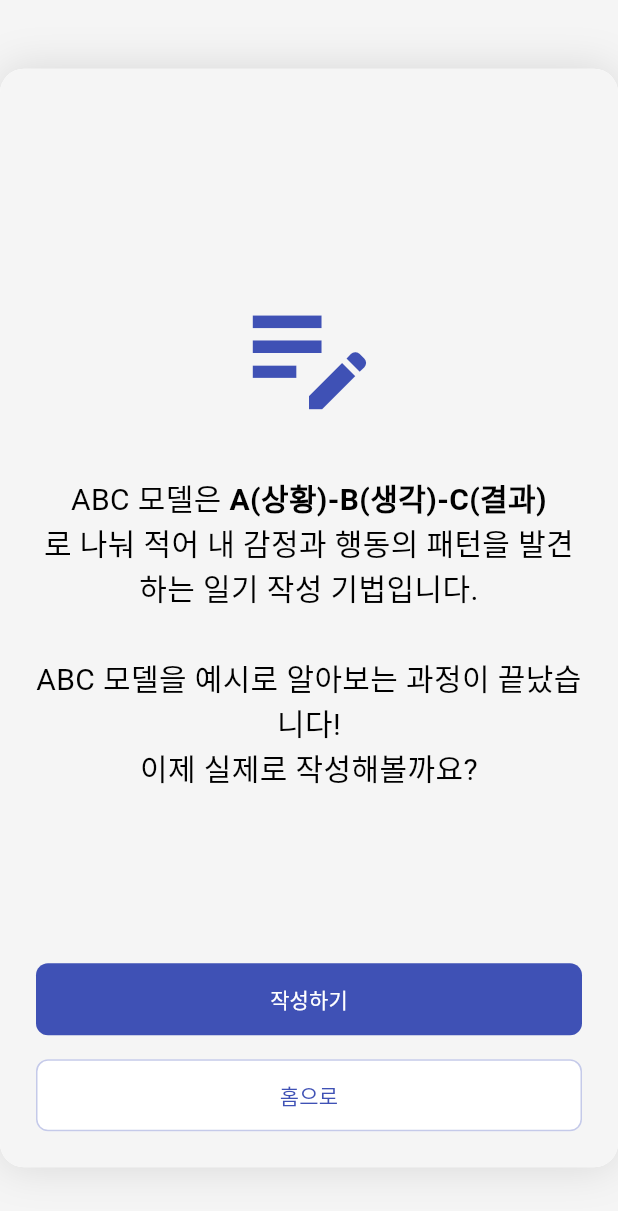
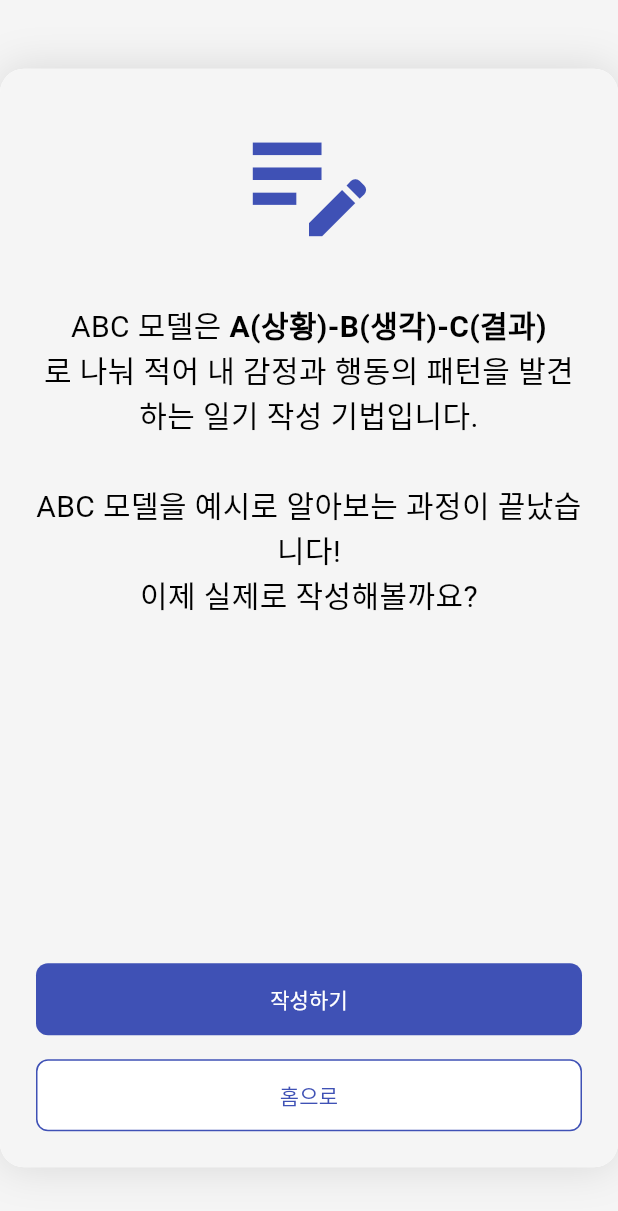
Before and after one commit to mindriumapp-sketch/chi_exp, a Flutter app: the AbcRealStartScreen screen opened directly, on a phone screen of 412 x 824 dp. Shown: the top 1211 px of the screen. Run offline on Flutter 3.47's test engine with Material 3 defaults, Android fonts, the phone set to English and light mode, and no system bars; our stand-ins replace cloud_firestore, firebase_auth, firebase_core, flutter_local_notifications, flutter_map, geocoding and 6 more; missing offline and left inert: geofence_service; accounts and stored records are empty.

Commit message:
layout_updated

```diff
--- a/lib/features/2nd_treatment/abc_input_screen_text.dart
+++ b/lib/features/2nd_treatment/abc_input_screen_text.dart
@@ -302,7 +302,7 @@ final TextEditingController _textDiaryController = TextEditingController();
             ),
         ),
         bottomNavigationBar: Padding(
-          padding: const EdgeInsets.fromLTRB(24, 0, 24, 24),
+          padding: const EdgeInsets.all(16),
           child: NavigationButtons(
             leftLabel: '이전',
             rightLabel: _currentStep < 2
--- a/lib/features/2nd_treatment/abc_real_start_screen.dart
+++ b/lib/features/2nd_treatment/abc_real_start_screen.dart
@@ -14,23 +14,24 @@ class AbcRealStartScreen extends StatelessWidget {
     return AspectViewport(
       aspect: 9 / 16,
       background: Colors.grey.shade100,
-        child:Scaffold(
+      child: Scaffold(
         backgroundColor: Colors.grey.shade100,
         body: SafeArea(
-        child: Padding(
-          padding: const EdgeInsets.all(24.0),
+          child: LayoutBuilder(
+            builder: (context, constraints) {
+              return Stack(
+                children: [
+                  // Scrollable content
+                  SingleChildScrollView(
+                    padding: const EdgeInsets.fromLTRB(24, 24, 24, 148), // space for fixed buttons
+                    child: ConstrainedBox(
+                      constraints: BoxConstraints(minHeight: constraints.maxHeight),
                       child: Column(
-            mainAxisAlignment: MainAxisAlignment.spaceBetween,
                         crossAxisAlignment: CrossAxisAlignment.stretch,
-            children: [
-              Expanded(
-                child: Column(
-                  mainAxisAlignment: MainAxisAlignment.center,
-                  crossAxisAlignment: CrossAxisAlignment.stretch,
-                  children: [
-                    const Icon(Icons.edit_note, size: 100, color: AppColors.indigo),
-                    const SizedBox(height: 32),
-                    const Text.rich(
+                        children: const [
+                          Icon(Icons.edit_note, size: 100, color: AppColors.indigo),
+                          SizedBox(height: 32),
+                          Text.rich(
                             TextSpan(
                               style: TextStyle(fontSize: 20, color: Colors.black),
                               children: [
@@ -41,7 +42,7 @@ class AbcRealStartScreen extends StatelessWidget {
                             ),
                             textAlign: TextAlign.center,
                           ),
-                    const Text(
+                          Text(
                             'ABC 모델을 예시로 알아보는 과정이 끝났습니다!\n이제 실제로 작성해볼까요?',
                             style: TextStyle(
                               fontSize: 20,
@@ -52,7 +53,14 @@ class AbcRealStartScreen extends StatelessWidget {
                         ],
                       ),
                     ),
-              Column(
+                  ),
+
+                  // Fixed bottom buttons
+                  Positioned(
+                    left: 24,
+                    right: 24,
+                    bottom: 24,
+                    child: Column(
                       crossAxisAlignment: CrossAxisAlignment.stretch,
                       children: [
                         SizedBox(
@@ -118,20 +126,23 @@ class AbcRealStartScreen extends StatelessWidget {
                             style: FilledButton.styleFrom(
                               backgroundColor: Colors.white,
                               foregroundColor: Colors.indigo,
-                          side: BorderSide(color: Colors.indigo.shade100),
+                              side: BorderSide(color: Colors.indigo),
                               shape: RoundedRectangleBorder(
                                 borderRadius: BorderRadius.circular(AppSizes.borderRadius),
                               ),
                             ),
-                        child: const Text('홈으로')
+                            child: const Text('홈으로'),
                           ),
-                  )
-                ],
                         ),
                       ],
                     ),
                   ),
-      ),)
+                ],
+              );
+            },
+          ),
+        ),
+      ),
     );
   }
 }
```
Also changed, not shown: lib/features/2nd_treatment/abc_guide_screen.dart (+26 -8 lines). Lines whose indentation alone changed are shown as unchanged.
